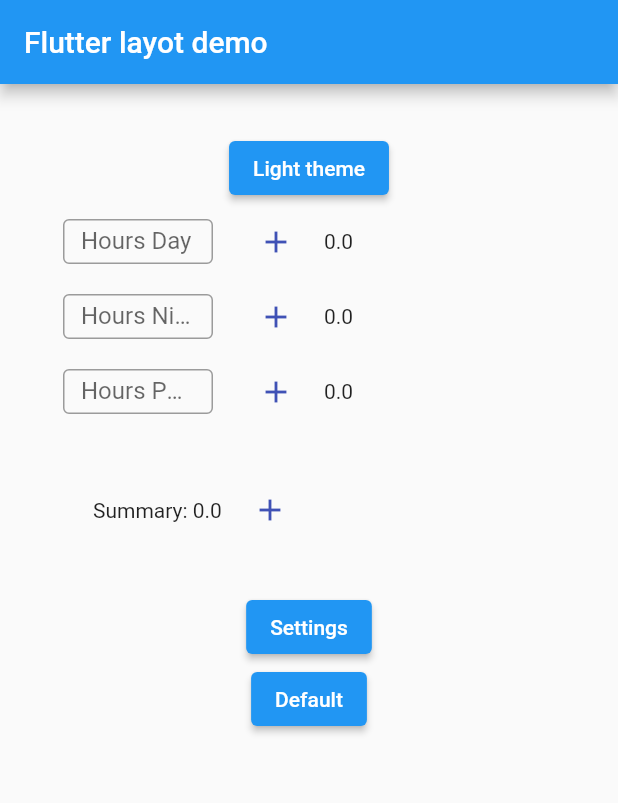
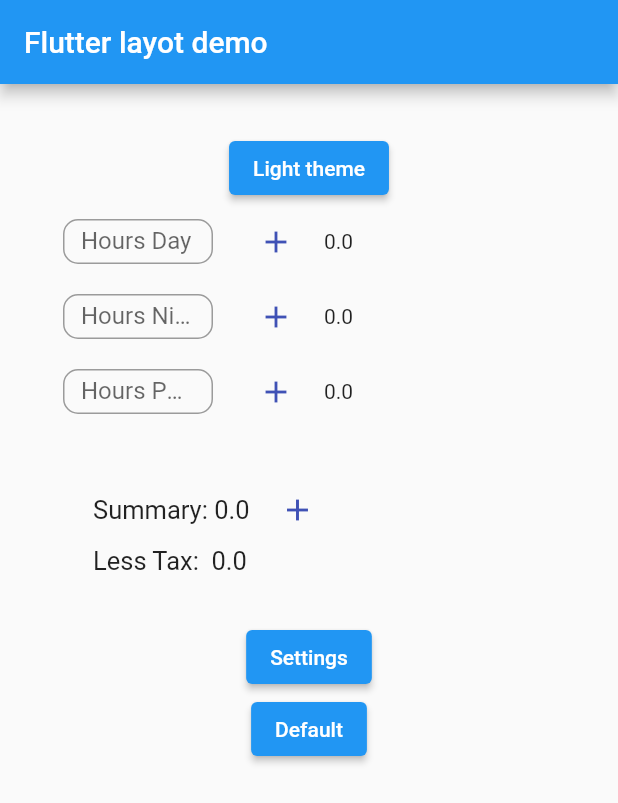
Before and after one commit to Dude19-86/salaryCalculator, a Flutter app: the screen it shows after launch, on a phone screen of 412 x 824 dp. Shown: the top 803 px of the screen. Run offline on Flutter 3.47's test engine with Material 2 defaults, Android fonts, the phone set to English and light mode, and no system bars; our stand-ins replace flutter_bloc, shared_preferences.

Commit message:
13salary

```diff
--- a/lib/bloc/main/main_bloc.dart
+++ b/lib/bloc/main/main_bloc.dart
@@ -1,16 +1,10 @@
-// import 'dart:async';
-
 import 'dart:convert';
-
 import 'package:flutter/cupertino.dart';
 import 'package:flutter_bloc/flutter_bloc.dart';
 import 'package:shared_preferences/shared_preferences.dart';
-
 import 'package:salary_calculator/constants/common_constants.dart';
 import 'package:salary_calculator/models/calculator.dart';
-
 part 'main_event.dart';
-
 part 'main_state.dart';
 
 class MainBloc extends Bloc<MainEvent, MainState> {
--- a/lib/main.dart
+++ b/lib/main.dart
@@ -1,7 +1,6 @@
 import 'package:flutter/material.dart';
 import 'package:flutter_bloc/flutter_bloc.dart';
 import 'package:salary_calculator/bloc/main/main_bloc.dart';
-
 import 'package:salary_calculator/salary_calculator.dart';
 
 void main() => runApp(const MyApp());
--- a/lib/salary_calculator.dart
+++ b/lib/salary_calculator.dart
@@ -31,7 +31,6 @@ class _SalaryCalculatorState extends State<SalaryCalculator> {
   void _dayAmountCounter() {
     final mBloc = context.read<MainBloc>();
     mBloc.state.calculator!.dayAmount += double.parse(myControllerDay.text);
-    // myControllerDay.text = mBloc.state.calculator!.inputDay;
     mBloc.state.calculator!.dayCounter++;
     mBloc.add(MainUpdateCalculator(mBloc.state.calculator!));
   }
@@ -184,7 +183,7 @@ class _SalaryCalculatorState extends State<SalaryCalculator> {
                                         counter: state.calculator!.dayCounter,
                                         onPressed: _dayAmountCounter,
                                         controller: myControllerDay,
-                                        amount: state.calculator!.dayAmount,
+                                        amount: state.calculator!.dayAmount.roundToDouble(),
                                         labelText: 'Hours Day',
                                       ),
                                       TextFieldMy(
@@ -192,7 +191,7 @@ class _SalaryCalculatorState extends State<SalaryCalculator> {
                                         counter: state.calculator!.nightCounter,
                                         onPressed: _nightAmountCounter,
                                         controller: myControllerNight,
-                                        amount: state.calculator!.nightAmount,
+                                        amount: state.calculator!.nightAmount.roundToDouble(),
                                         labelText: 'Hours Night',
                                       ),
                                       TextFieldMy(
@@ -200,21 +199,33 @@ class _SalaryCalculatorState extends State<SalaryCalculator> {
                                         counter: state.calculator!.partCounter,
                                         onPressed: _partAmountCounter,
                                         controller: myControllerPart,
-                                        amount: state.calculator!.partAmount,
+                                        amount: state.calculator!.partAmount.roundToDouble(),
                                         labelText: 'Hours Part',
                                       ),
                                       Padding(
                                         padding: const EdgeInsets.all(30),
                                         child: SizedBox(
-                                          child: Row(
+                                          child: Column(
+                                            children: [
+                                              Row(
                                                 children: [
                                                   Text(
+                                                      style: const TextStyle(fontSize: 17),
                                                       ('Summary: ${state.calculator == null ? "" : state.calculator!.summary.toString()}')),
                                                   TextButton(
                                                     onPressed: _summaryF,
                                                     child: const Icon(Icons.add,
                                                         color: Colors.indigo),
                                                   )
+                                                ],
+                                              ),
+                                              Row(
+                                                children: [
+                                                  Text(
+                                                    style: const TextStyle(fontSize: 17),
+                                                      ('Less Tax:  ${state.calculator == null ? "" : (state.calculator!.summary * 0.86).toString()}')),
+                                                ],
+                                              ),
                                             ],
                                           ),
                                         ),
--- a/lib/text_field_my.dart
+++ b/lib/text_field_my.dart
@@ -9,7 +9,6 @@ class TextFieldMy extends StatelessWidget {
   final String labelText;
   final Function() onPressed;
   final TextEditingController controller;
-  // final String countKey;
 
   const TextFieldMy({
     super.key,
@@ -19,14 +18,7 @@ class TextFieldMy extends StatelessWidget {
     required this.controller,
     required this.amount,
     required this.labelText,
-    // required this.countKey,
   });
-
-  // dynamic getProp(String key) {
-  //   return <String, int>{
-  //     "countKey": countKey,
-  //   }[key];
-  // }
 
   @override
   Widget build(BuildContext context) {
@@ -34,7 +26,9 @@ class TextFieldMy extends StatelessWidget {
       return Row(
         children: [
           SizedBox(
-            child: counter == 0 ? null : Text(state.calculator == null ? "" : counter.toString()),
+            child: counter == 0
+                ? null
+                : Text(state.calculator == null ? "" : counter.toString()),
           ),
           Padding(
             padding: const EdgeInsets.all(10),
@@ -66,7 +60,9 @@ class TextFieldMy extends StatelessWidget {
                 controller: controller,
                 obscureText: false,
                 decoration: InputDecoration(
-                  border: const OutlineInputBorder(),
+                  border: OutlineInputBorder(
+                    borderRadius: BorderRadius.circular(10),
+                  ),
                   labelText: labelText,
                 ),
               ),
```
Lines whose indentation alone changed are shown as unchanged.
